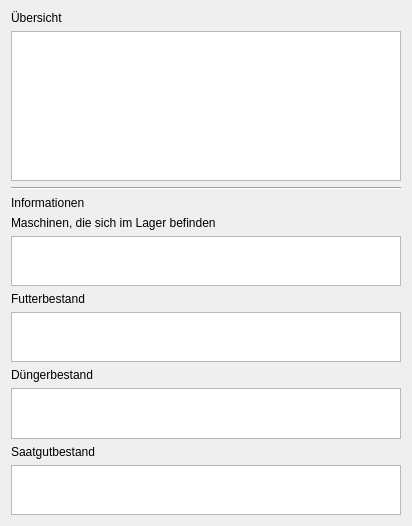
This is DBS-Bauer/lagerwidget.ui in t-script/DBS-Bauer as Qt 5 draws it before an edit. The edited form follows.
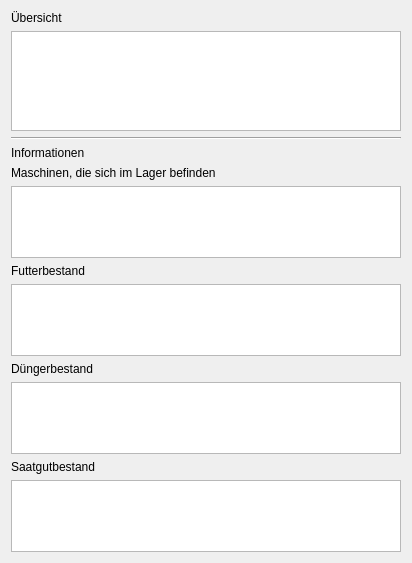
This is the edited form.

Commit message: Lager-Tab fertig.

Diff of the .ui file:
```diff
--- a/DBS-Bauer/lagerwidget.ui
+++ b/DBS-Bauer/lagerwidget.ui
@@ -7,7 +7,7 @@
     <x>0</x>
     <y>0</y>
     <width>412</width>
-    <height>526</height>
+    <height>563</height>
    </rect>
   </property>
   <property name="windowTitle">
@@ -26,7 +26,13 @@
      <property name="minimumSize">
       <size>
        <width>0</width>
-       <height>150</height>
+       <height>100</height>
+      </size>
+     </property>
+     <property name="maximumSize">
+      <size>
+       <width>16777215</width>
+       <height>16777215</height>
       </size>
      </property>
     </widget>
```
The commit also changes 6 other files.
